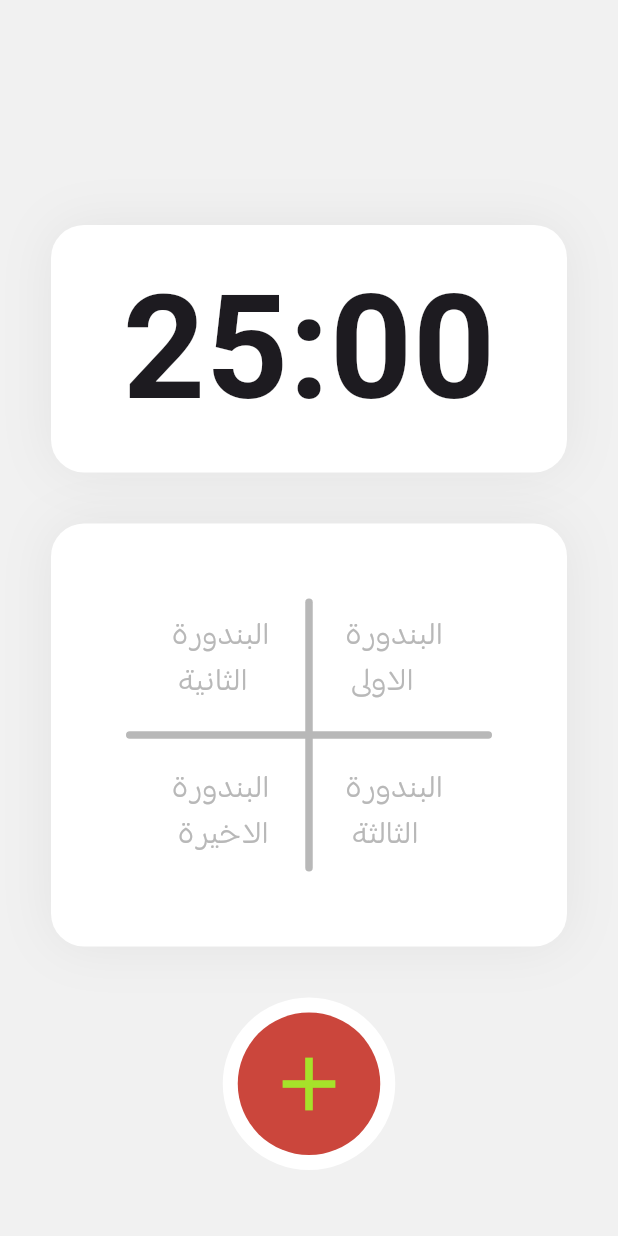
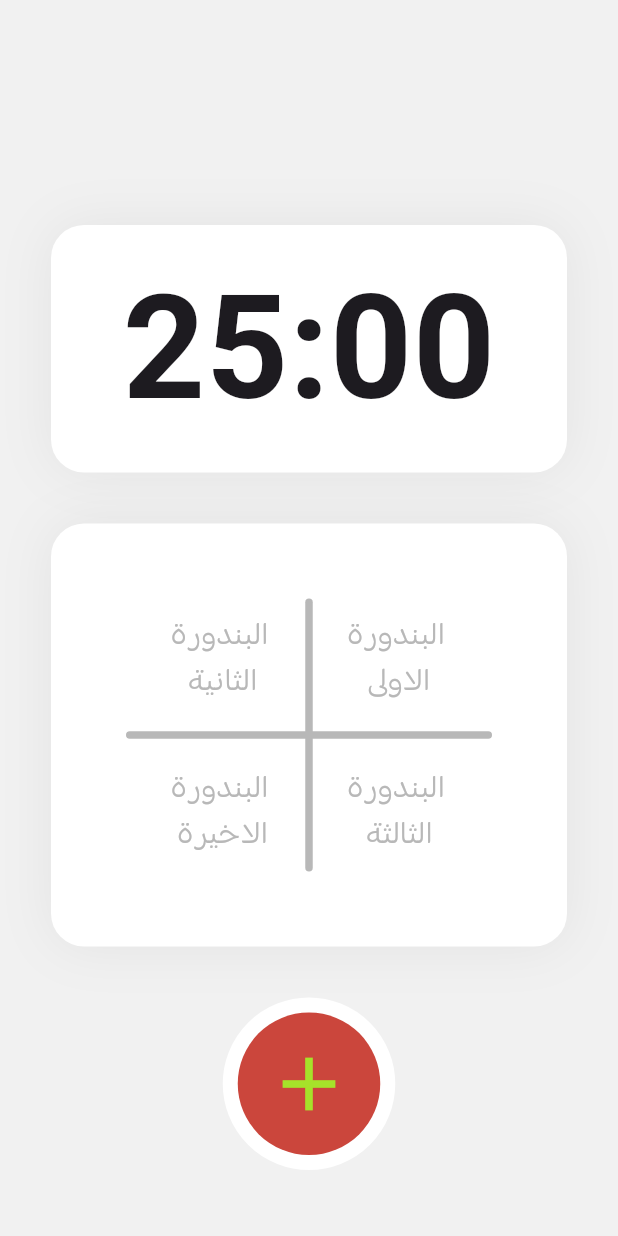
Before and after one commit to Rawadbs/bandora_app, a Flutter app: the screen it shows after launch, swiped to page 4, on a phone screen of 412 x 824 dp. Run offline on Flutter 3.47's test engine with Material 3 defaults, Android fonts, the light colour scheme and no system bars; our stand-ins replace bloc, flutter_bloc.

Commit message:
عدلت عل المسافات وعدلت اللوقو وعدلت على حدود مربع التوقف

```diff
--- a/lib/screens/homepage_screen.dart
+++ b/lib/screens/homepage_screen.dart
@@ -146,10 +146,11 @@ class HomepageScreen extends StatelessWidget {
                               size: const Size(95, 95),
                             ),
                             Container(
-                              width: 40,
-                              height: 40,
+                              width: 30,
+                              height: 30,
                               decoration: BoxDecoration(
                                 color: Colors.white,
+                                borderRadius: BorderRadius.circular(4),
                                 border: Border.all(
                                   color: const Color(0xffCB463C),
                                   width: 2,
--- a/lib/screens/splash.dart
+++ b/lib/screens/splash.dart
@@ -15,6 +15,8 @@ class SplashScreen extends StatelessWidget {
         child: Column(
           mainAxisAlignment: MainAxisAlignment.center,
           children: [
+            const SizedBox(height: 110),
+
             Image.asset(
               'assets/images/logo.png',
             ), // أضف هنا مسار صورة الشعار
@@ -53,8 +55,8 @@ class SplashScreen extends StatelessWidget {
                 for (int i = 0; i < 3; i++)
                   Container(
                     margin: const EdgeInsets.symmetric(horizontal: 5),
-                    width: i == pagenumber ? 25 : 6,
-                    height: 6,
+                    width: i == pagenumber ? 25 : 10,
+                    height: 10,
                     decoration: BoxDecoration(
                         borderRadius: BorderRadius.circular(50),
                         color: i == pagenumber
--- a/lib/widgets/container_bandora.dart
+++ b/lib/widgets/container_bandora.dart
@@ -29,68 +29,82 @@ class BandoraContainer extends StatelessWidget {
           mainAxisAlignment: MainAxisAlignment.center,
           children: [
             Row(
+              mainAxisAlignment: MainAxisAlignment.center,
               children: [
-                Transform.translate(
-                  offset: const Offset(80, 0),
-                  child: Visibility(
+                Visibility(
                   visible: words.contains('البندورة الثانية'),
+                  replacement: Image.asset(
+                    'assets/images/winner_bandora.png', // استبدل your_image.png بمسار الصورة الخاص بك
+                    width: 50,
+                    height: 50,
+                  ),
                   child: const Text(
                     'البندورة\n الثانية',
+                    textAlign: TextAlign.center,
                     style: TextStyle(
                         fontSize: 22,
                         fontFamily: 'TheYear',
                         color: Color.fromRGBO(184, 184, 184, 60)),
                   ),
                 ),
-                ),
                 const SizedBox(
                   width: 50,
                 ),
-                Transform.translate(
-                  offset: const Offset(80, 0),
-                  child: Visibility(
+                Visibility(
                   visible: words.contains('البندورة الاولى'),
+                  replacement: Image.asset(
+                    'assets/images/winner_bandora.png', // استبدل your_image.png بمسار الصورة الخاص بك
+                    width: 50,
+                    height: 50,
+                  ),
                   child: const Text(
                     'البندورة \n الاولى',
+                    textAlign: TextAlign.center,
                     style: TextStyle(
                         fontSize: 22,
                         fontFamily: 'TheYear',
                         color: Color.fromRGBO(184, 184, 184, 60)),
                   ),
                 ),
-                ),
               ],
             ),
             const SizedBox(height: 40),
             Row(
+              mainAxisAlignment: MainAxisAlignment.center,
               children: [
-                Transform.translate(
-                  offset: const Offset(80, 0),
-                  child: Visibility(
+                Visibility(
                   visible: words.contains('البندورة الاخيرة'),
+                  replacement: Image.asset(
+                    'assets/images/winner_bandora.png', // استبدل your_image.png بمسار الصورة الخاص بك
+                    width: 50,
+                    height: 50,
+                  ),
                   child: const Text(
                     'البندورة\n الاخيرة',
+                    textAlign: TextAlign.center,
                     style: TextStyle(
                         fontSize: 22,
                         fontFamily: 'TheYear',
                         color: Color.fromRGBO(184, 184, 184, 60)),
                   ),
                 ),
-                ),
                 const SizedBox(
                   width: 50,
                 ),
-                Transform.translate(
-                  offset: const Offset(80, 0),
-                  child: Visibility(
+                Visibility(
                   visible: words.contains('البندورة الثالثة'),
+                  replacement: Image.asset(
+                    'assets/images/winner_bandora.png', // استبدل your_image.png بمسار الصورة الخاص بك
+                    width: 50,
+                    height: 50,
+                  ),
                   child: const Text(
                     'البندورة \n الثالثة',
+                    textAlign: TextAlign.center,
                     style: TextStyle(
                       fontSize: 22,
                       fontFamily: 'TheYear',
                       color: Color.fromRGBO(184, 184, 184, 60),
-                      ),
                     ),
                   ),
                 ),
```
Also changed, not shown: lib/screens/bandorais.dart (+6 -6 lines), lib/screens/diffrent_bandora.dart (+10 -10 lines), assets/images/logo.png. Lines whose indentation alone changed are shown as unchanged.
